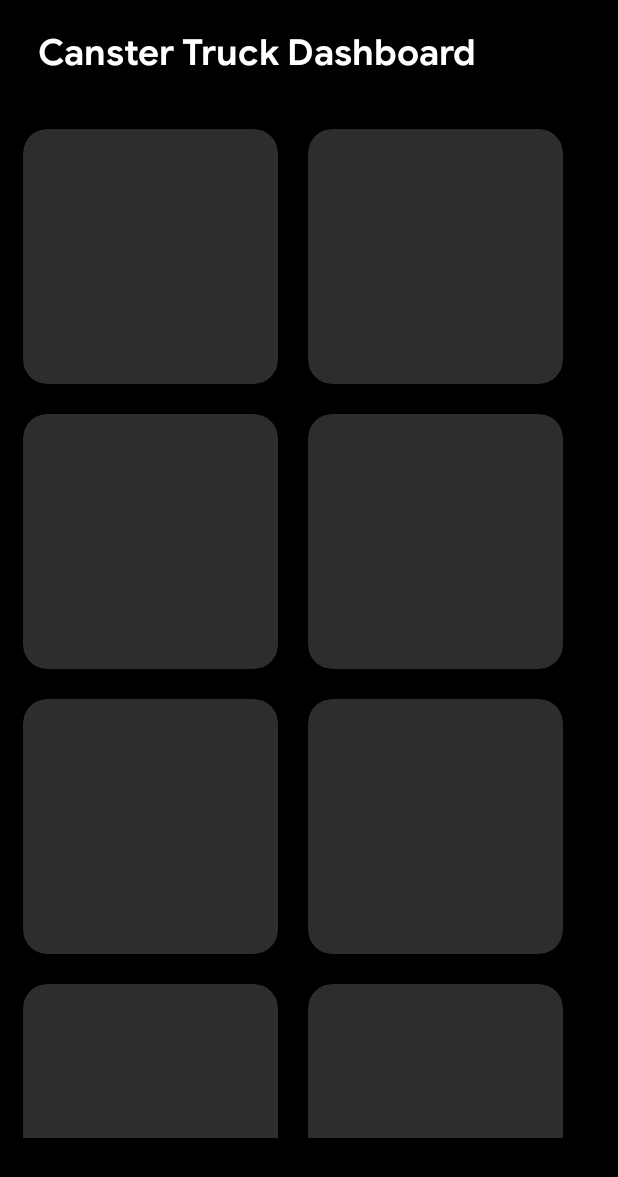
After one commit to akhilcherukuri/canster_truck_application, an Android app: the layout activity_info_main.xml on its own in the app's theme, with its tools: preview values and no code run, on a phone screen of 412 x 824 dp. The commit adds this screen. Shown: the top 1177 px of the screen. Run offline under Robolectric (Android 15) with nearby library versions, the phone set to English and light mode, and no system bars.

Commit message:
added geo_checkpoint_index

```diff
--- a/app/build.gradle
+++ b/app/build.gradle
@@ -27,6 +27,7 @@ dependencies {
     implementation fileTree(dir: 'libs', include: ['*.jar'])
     implementation 'com.google.android.gms:play-services-maps:17.0.0'
     compile 'com.google.maps.android:android-maps-utils:0.4+'
+    implementation 'androidx.cardview:cardview:1.0.0'
     implementation 'com.google.android.gms:play-services-location:17.0.0'
     implementation 'androidx.appcompat:appcompat:1.1.0'
     implementation 'androidx.constraintlayout:constraintlayout:1.1.3'
--- a/app/src/main/java/com/cmpe243/canstertest/InfoActivity.java
+++ b/app/src/main/java/com/cmpe243/canstertest/InfoActivity.java
@@ -249,6 +249,7 @@ public class InfoActivity extends AppCompatActivity  {
         String dirSonar = tokenizer.nextToken();
         String dirMotorSpeed = tokenizer.nextToken();
         String dirMotorSpeedText = "";
+        String dirCheckpointIndex = tokenizer.nextToken();
         if (dirIgnore.endsWith("canster")) {
             tVUL.setText("Left: " + dirUL + " cm");
             tVUM.setText("Middle: " + dirUM + " cm");
@@ -261,7 +262,7 @@ public class InfoActivity extends AppCompatActivity  {
             tVCmpsRequired.setText("Required Compass Heading:\t" + dirRCompass + "°");
             tVSpeed.setText("Speed:\t" + dirSpeed + " kph");
             tVDistance.setText("Distance till Destination:\t" + dirDistance + " meters");
-            tVBattery.setText("Battery:\t" + dirBattery + "\n" + "RPS:\t " + dirRPS +  "\n" + "PWM:\t" + dirPWM + "\n" + "Sonar: \t" + dirSonar + "\n" + "Motor Speed:\t" + dirMotorSpeed + "\n");
+            tVBattery.setText("Battery:\t" + dirBattery + "\n" + "RPS:\t " + dirRPS +  "\n" + "PWM:\t" + dirPWM + "\n" + "Sonar: \t" + dirSonar + "\n" + "Motor Speed:\t" + dirMotorSpeed + "\n" + "Checkpoint Index\t" + dirCheckpointIndex +"\n");
             if (dirReached.equals("1")) {
                 statusInfo.setText("Status: Destination Reached");
                 manageBlinkEffect();
--- a/app/src/main/java/com/cmpe243/canstertest/MapsActivity.java
+++ b/app/src/main/java/com/cmpe243/canstertest/MapsActivity.java
@@ -251,16 +251,28 @@ public class MapsActivity extends AppCompatActivity implements OnMapReadyCallbac
         waypointsArray.add(new LatLng(37.338713, -121.880658)); //20
     }
 
-    public void mapReset() {
-        //mMap.clear();
-        polyline.remove();
+//    @Override
+//    protected void onResume() {
+//        super.onResume();
+//        MapsActivity.activityResumed();
+//    }
+//
+//    @Override
+//    protected void onPause() {
+//        super.onPause();
+//        MapsActivity.activityPaused();
+//    }
 
-        if(locationThread.isAlive()){
-            locationThread.interrupt();
-        }
-        locationThread = new locationThread();
-        locationThread.start();
-    }
+//    public void mapReset() {
+//        //mMap.clear();
+//        polyline.remove();
+//
+//        if(locationThread.isAlive()){
+//            locationThread.interrupt();
+//        }
+//        locationThread = new locationThread();
+//        locationThread.start();
+//    }
 
     public void mapStart (View view) {
         Toast.makeText(MapsActivity.this, "Start Pressed", Toast.LENGTH_SHORT).show();
@@ -392,6 +404,7 @@ public class MapsActivity extends AppCompatActivity implements OnMapReadyCallbac
         String dirPWM = tokenizer.nextToken();
         String dirSonar = tokenizer.nextToken();
         String dirMotorSpeed = tokenizer.nextToken();
+        String dirCheckpointIndex = tokenizer.nextToken();
         if (dirIgnore.endsWith("canster")) {
             tVUL.setText("Left: " + dirUL + " cm");
             tVUM.setText("Middle: " + dirUM + " cm");
@@ -404,7 +417,7 @@ public class MapsActivity extends AppCompatActivity implements OnMapReadyCallbac
             tVCmpsRequired.setText("Required Compass Heading:\t" + dirRCompass + "°");
             tVSpeed.setText("Speed:\t" + dirSpeed + " kph");
             tVDistance.setText("Distance till Destination:\t" + dirDistance + " meters");
-            tVBattery.setText("Battery:\t" + dirBattery + "\n" + "RPS:\t " + dirRPS +  "\n" + "PWM:\t" + dirPWM + "\n" + "Sonar: \t" + dirSonar + "\n" + "Motor Speed:\t" + dirMotorSpeed + "\n");
+            tVBattery.setText("Battery:\t" + dirBattery + "\n" + "RPS:\t " + dirRPS +  "\n" + "PWM:\t" + dirPWM + "\n" + "Sonar: \t" + dirSonar + "\n" + "Motor Speed:\t" + dirMotorSpeed + "\n" + "Checkpoint Index:\t" + dirCheckpointIndex +"\n");
             if (dirReached.equals("1")) {
                 statusMap.setText("Status: Destination Reached");
                 manageBlinkEffect();
@@ -488,7 +501,7 @@ public class MapsActivity extends AppCompatActivity implements OnMapReadyCallbac
                             String infoMap2 = + Math.floor(Double.parseDouble(dirCLat)*100000)/100000 + "," + Math.floor(Double.parseDouble(dirCLng)*100000)/100000;
                             currentLocationMarker.setTitle(infoMap2);
                             currentLocationMarker.showInfoWindow();
-                            mMap.animateCamera(CameraUpdateFactory.newLatLng(currentLocation));
+                            //mMap.animateCamera(CameraUpdateFactory.newLatLng(currentLocation));
                             polyline = mMap.addPolyline(new PolylineOptions()
                                     .add(new LatLng(Double.parseDouble(dirCLat),Double.parseDouble(dirCLng)), new LatLng(destinationLat, destinationLng))
                                     .width(8)
--- /dev/null
+++ b/app/src/main/res/layout/activity_info_main.xml
@@ -0,0 +1,137 @@
+<?xml version="1.0" encoding="utf-8"?>
+<androidx.constraintlayout.widget.ConstraintLayout
+    xmlns:android="http://schemas.android.com/apk/res/android"
+    xmlns:app="http://schemas.android.com/apk/res-auto"
+    android:layout_width="match_parent"
+    android:layout_height="match_parent"
+    android:background="@color/black">
+
+    <ScrollView
+        android:layout_width="match_parent"
+        android:layout_height="match_parent"
+        android:layout_marginBottom="65dp"
+        app:layout_constraintBottom_toBottomOf="parent"
+        app:layout_constraintEnd_toEndOf="parent"
+        app:layout_constraintStart_toStartOf="parent"
+        app:layout_constraintTop_toTopOf="parent">
+
+        <LinearLayout
+            android:layout_width="match_parent"
+            android:layout_height="wrap_content"
+            android:orientation="vertical">
+
+            <TextView
+                android:layout_width="wrap_content"
+                android:layout_height="wrap_content"
+                android:text=" Canster Truck Dashboard"
+                android:fontFamily="@font/googlesans_bold"
+                android:textSize="24sp"
+                android:textColor="@color/white"
+                android:layout_margin="20dp"/>
+
+            <GridLayout
+                android:layout_width="match_parent"
+                android:layout_height="match_parent"
+                android:rowCount="4"
+                android:columnCount="2"
+                android:layout_margin="5dp"
+                android:alignmentMode="alignMargins"
+                android:layout_gravity="center_horizontal"
+                android:columnOrderPreserved="false">
+
+                <androidx.cardview.widget.CardView
+                    android:layout_height="170dp"
+                    android:layout_width="170dp"
+                    android:layout_margin="10dp"
+                    app:cardCornerRadius="16dp"
+                    app:cardElevation="5dp"
+                    app:cardBackgroundColor="@color/grey2">
+                </androidx.cardview.widget.CardView>
+
+                <androidx.cardview.widget.CardView
+                    android:layout_height="170dp"
+                    android:layout_width="170dp"
+                    android:layout_margin="10dp"
+                    app:cardCornerRadius="16dp"
+                    app:cardElevation="5dp"
+                    app:cardBackgroundColor="@color/grey2">
+                </androidx.cardview.widget.CardView>
+
+                <androidx.cardview.widget.CardView
+                    android:layout_height="170dp"
+                    android:layout_width="170dp"
+                    android:layout_margin="10dp"
+                    app:cardCornerRadius="16dp"
+                    app:cardElevation="5dp"
+                    app:cardBackgroundColor="@color/grey2">
+                </androidx.cardview.widget.CardView>
+
+                <androidx.cardview.widget.CardView
+                    android:layout_height="170dp"
+                    android:layout_width="170dp"
+                    android:layout_margin="10dp"
+                    app:cardCornerRadius="16dp"
+                    app:cardElevation="5dp"
+                    app:cardBackgroundColor="@color/grey2">
+                </androidx.cardview.widget.CardView>
+
+                <androidx.cardview.widget.CardView
+                    android:layout_height="170dp"
+                    android:layout_width="170dp"
+                    android:layout_margin="10dp"
+                    app:cardCornerRadius="16dp"
+                    app:cardElevation="5dp"
+                    app:cardBackgroundColor="@color/grey2">
+                </androidx.cardview.widget.CardView>
+
+                <androidx.cardview.widget.CardView
+                    android:layout_height="170dp"
+                    android:layout_width="170dp"
+                    android:layout_margin="10dp"
+                    app:cardCornerRadius="16dp"
+                    app:cardElevation="5dp"
+                    app:cardBackgroundColor="@color/grey2">
+                </androidx.cardview.widget.CardView>
+
+                <androidx.cardview.widget.CardView
+                    android:layout_height="170dp"
+                    android:layout_width="170dp"
+                    android:layout_margin="10dp"
+                    app:cardCornerRadius="16dp"
+                    app:cardElevation="5dp"
+                    app:cardBackgroundColor="@color/grey2">
+                </androidx.cardview.widget.CardView>
+
+                <androidx.cardview.widget.CardView
+                    android:layout_height="170dp"
+                    android:layout_width="170dp"
+                    android:layout_margin="10dp"
+                    app:cardCornerRadius="16dp"
+                    app:cardElevation="5dp"
+                    app:cardBackgroundColor="@color/grey2">
+                </androidx.cardview.widget.CardView>
+
+
+
+            </GridLayout>
+        </LinearLayout>
+    </ScrollView>
+
+    <com.google.android.material.bottomnavigation.BottomNavigationView
+        android:id="@+id/bottomNavBar"
+        android:layout_width="0dp"
+        android:layout_height="wrap_content"
+        android:layout_marginStart="0dp"
+        android:layout_marginEnd="0dp"
+        android:background="@android:color/black"
+        android:hapticFeedbackEnabled="true"
+        app:itemIconTint="@android:color/white"
+        app:itemTextColor="@android:color/white"
+        app:layout_constraintBottom_toBottomOf="parent"
+        app:layout_constraintLeft_toLeftOf="parent"
+        app:layout_constraintRight_toRightOf="parent"
+        app:menu="@menu/bottom_nav_menu"
+        app:labelVisibilityMode="labeled"/>
+
+
+</androidx.constraintlayout.widget.ConstraintLayout>
--- a/app/src/main/res/values/colors.xml
+++ b/app/src/main/res/values/colors.xml
@@ -4,4 +4,7 @@
     <color name="colorPrimaryDark">#3700B3</color>
     <color name="colorAccent">#03DAC5</color>
     <color name="black">#000</color>
+    <color name="white">#FFF</color>
+    <color name="grey1">#455A64</color>
+    <color name="grey2">#2d2d2d</color>
 </resources>
```
Also changed, not shown: app/src/main/res/font/googlesans_bold.ttf (added), 4 other files.
